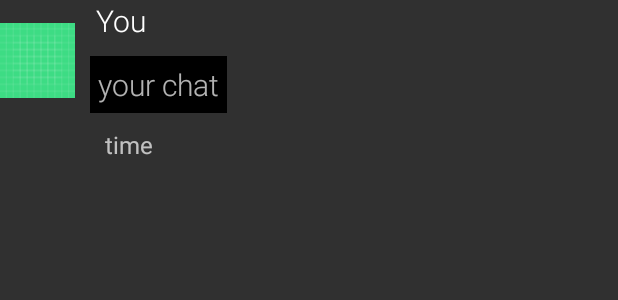
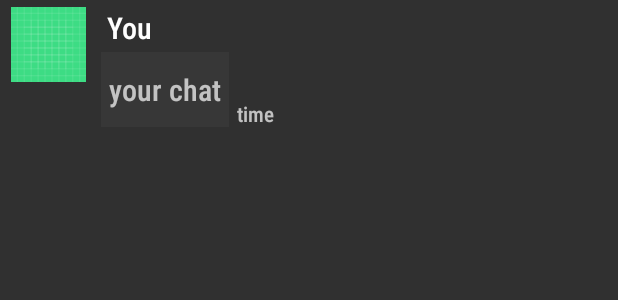
Before and after one commit to haseomg/WhatTheChat, an Android app: the layout your_chat_item.xml on its own in the app's theme, with its tools: preview values and no code run, on a phone screen of 412 x 824 dp. Shown: the top 300 px of the screen. Run offline under Robolectric (Android 15) with nearby library versions, the phone set to English and light mode, and no system bars.

```diff
--- a/app/build.gradle
+++ b/app/build.gradle
@@ -32,6 +32,8 @@ dependencies {
     implementation ('io.socket:socket.io-client:2.0.1') { // excluding org.json which is provided by Android
         exclude group: 'org.json', module: 'json' }
 
+//    implementation 'com.github.nkzawa:socket.io-client:0.3.0'
+
     implementation 'androidx.recyclerview:recyclerview:1.0.0'
 
     implementation 'androidx.appcompat:appcompat:1.5.1'
--- a/app/src/main/AndroidManifest.xml
+++ b/app/src/main/AndroidManifest.xml
@@ -2,6 +2,11 @@
 <manifest xmlns:android="http://schemas.android.com/apk/res/android"
     xmlns:tools="http://schemas.android.com/tools"
     package="com.example.whatthechat">
+
+    <uses-permission android:name="android.permission.INTERNET" />
+    <uses-permission android:name="android.permission.ACCESS_NETWORK_STATE" />
+    <uses-permission android:name="android.permission.WRITE_EXTERNAL_STORAGE" />
+    <uses-permission android:name="android.permission.READ_EXTERNAL_STORAGE" />
 
     <application
         android:allowBackup="true"
--- a/app/src/main/java/com/example/whatthechat/ChatAdapter.java
+++ b/app/src/main/java/com/example/whatthechat/ChatAdapter.java
@@ -127,7 +127,7 @@ public class ChatAdapter extends RecyclerView.Adapter<RecyclerView.ViewHolder> {
         Log.i(TAG, "getItemViewType Method");
         preferences = context.getSharedPreferences("USER", Context.MODE_PRIVATE);
 
-        Log.i(TAG,"shared name check : " + preferences.getString("name",""));
+        Log.i(TAG, "shared name check : " + preferences.getString("name", ""));
         // 내 아이디와 arraylist의 name이 같다면 내꺼 아니면 상대꺼
         if (chatList.get(position).name.equals(preferences.getString("name", ""))) {
             Log.i(TAG, "내 아이디 == chatList.get(position).name : " + chatList.get(position).name);
--- a/app/src/main/res/layout/your_chat_item.xml
+++ b/app/src/main/res/layout/your_chat_item.xml
@@ -1,62 +1,79 @@
 <?xml version="1.0" encoding="utf-8"?>
-<LinearLayout xmlns:android="http://schemas.android.com/apk/res/android"
+<androidx.constraintlayout.widget.ConstraintLayout xmlns:android="http://schemas.android.com/apk/res/android"
     xmlns:app="http://schemas.android.com/apk/res-auto"
     xmlns:tools="http://schemas.android.com/tools"
     android:layout_width="match_parent"
-    android:layout_height="wrap_content"
-    android:orientation="vertical">
-
-    <LinearLayout
-        android:layout_width="match_parent"
-        android:layout_height="wrap_content"
-        android:layout_weight="1"
-        android:orientation="horizontal">
+    android:layout_height="wrap_content">
 
     <ImageView
         android:id="@+id/chat_You_Image"
-            android:layout_width="100dp"
-            android:layout_height="80dp"
-            android:layout_weight="1"
-            android:src="@drawable/ic_launcher_background" />
+        android:layout_width="50dp"
+        android:layout_height="50dp"
+        android:src="@drawable/ic_launcher_background"
+        app:layout_constraintBottom_toBottomOf="parent"
+        app:layout_constraintEnd_toEndOf="parent"
+        app:layout_constraintHorizontal_bias="0.02"
+        app:layout_constraintStart_toStartOf="parent"
+        app:layout_constraintTop_toTopOf="parent"
+        app:layout_constraintVertical_bias="0.110000014" />
 
-        <LinearLayout
-            android:layout_width="match_parent"
-            android:layout_height="wrap_content"
-            android:layout_weight="1"
-            android:orientation="vertical">
+    <View
+        android:layout_width="50dp"
+        android:layout_height="40dp"
+        app:layout_constraintBottom_toBottomOf="parent"
+        app:layout_constraintEnd_toEndOf="parent"
+        app:layout_constraintHorizontal_bias="0.02"
+        app:layout_constraintStart_toStartOf="parent"
+        app:layout_constraintTop_toBottomOf="@+id/chat_You_Image" />
 
     <TextView
         android:id="@+id/chat_You_Name"
-                android:layout_width="match_parent"
+        android:layout_width="wrap_content"
         android:layout_height="wrap_content"
+        android:fontFamily="sans-serif-condensed-medium"
+        android:paddingLeft="4dp"
         android:text="You"
-                android:fontFamily="sans-serif-light"
-                android:layout_marginLeft="10dp"
+        android:textAppearance="@style/TextAppearance.AppCompat.Body1"
         android:textSize="20dp"
-                android:paddingLeft="4dp"
-                android:textAppearance="@style/TextAppearance.AppCompat.Body1" />
+        app:layout_constraintBottom_toBottomOf="parent"
+        app:layout_constraintEnd_toEndOf="parent"
+        app:layout_constraintHorizontal_bias="0.031"
+        app:layout_constraintStart_toEndOf="@+id/chat_You_Image"
+        app:layout_constraintTop_toTopOf="parent"
+        app:layout_constraintVertical_bias="0.06999999" />
 
     <TextView
         android:id="@+id/your_chat_Text"
         android:layout_width="wrap_content"
-                android:layout_height="wrap_content"
-                android:layout_gravity="left"
+        android:layout_height="50dp"
         android:layout_margin="10dp"
+        android:background="#373737"
+        android:fontFamily="sans-serif-condensed-medium"
         android:gravity="center_vertical"
         android:padding="5dp"
+        android:scrollHorizontally="false"
         android:text="your chat"
-                android:background="@color/black"
-                android:fontFamily="sans-serif-light"
-                android:textSize="20dp" />
+        android:textSize="20dp"
+        app:layout_constraintBottom_toBottomOf="parent"
+        app:layout_constraintEnd_toEndOf="parent"
+        app:layout_constraintHorizontal_bias="0.0"
+        app:layout_constraintStart_toEndOf="@+id/chat_You_Image"
+        app:layout_constraintTop_toTopOf="parent"
+        app:layout_constraintVertical_bias="1.0" />
 
     <TextView
         android:id="@+id/your_chat_Time"
-                android:layout_width="match_parent"
+        android:layout_width="wrap_content"
         android:layout_height="wrap_content"
-                android:layout_marginLeft="20dp"
+        android:fontFamily="sans-serif-condensed-medium"
         android:gravity="center_vertical"
+        android:padding="3dp"
         android:text="time"
-                android:textSize="16sp"/>
-        </LinearLayout>
-    </LinearLayout>
-</LinearLayout>
+        android:textSize="14sp"
+        app:layout_constraintBottom_toBottomOf="parent"
+        app:layout_constraintEnd_toEndOf="parent"
+        app:layout_constraintHorizontal_bias="0.01"
+        app:layout_constraintStart_toEndOf="@+id/your_chat_Text"
+        app:layout_constraintTop_toTopOf="parent"
+        app:layout_constraintVertical_bias="0.90999997" />
+</androidx.constraintlayout.widget.ConstraintLayout>
```
Also changed, not shown: app/src/main/java/com/example/whatthechat/ChatActivity.java (+168 -100 lines), app/src/main/java/com/example/whatthechat/ChatModel.java (+7 -7 lines), app/src/main/java/com/example/whatthechat/MainActivity.java (+34 -0 lines), app/src/main/res/layout/my_chat_item.xml (+22 -20 lines). Lines whose indentation alone changed are shown as unchanged.
